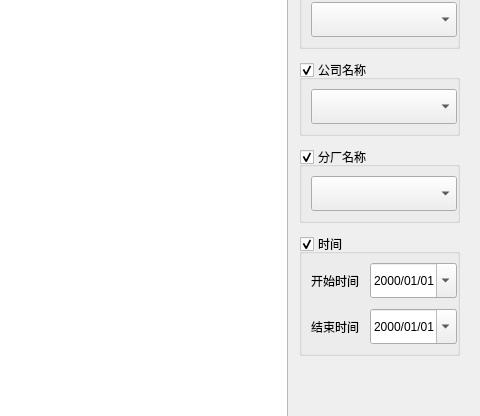
This is Qt/ERP/formfinance.ui in superp2017/NTERP as Qt 5 draws it before an edit; both pictures show x 547 to 1027 and y 140 to 556 of the 1027 by 842 pixel window. The edited form follows.
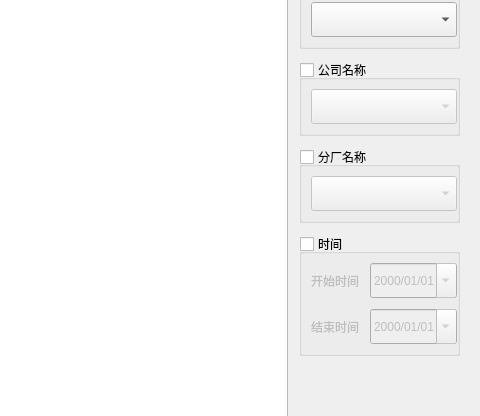
This is the edited form. Custom widgets are drawn as their Qt base class.

```diff
--- a/Qt/ERP/formfinance.ui
+++ b/Qt/ERP/formfinance.ui
@@ -296,6 +296,9 @@
        <property name="checkable">
         <bool>true</bool>
        </property>
+       <property name="checked">
+        <bool>false</bool>
+       </property>
        <layout class="QGridLayout" name="gridLayout_2" columnstretch="1">
         <property name="rightMargin">
          <number>0</number>
@@ -333,6 +336,9 @@
        <property name="checkable">
         <bool>true</bool>
        </property>
+       <property name="checked">
+        <bool>false</bool>
+       </property>
        <layout class="QGridLayout" name="gridLayout_3" columnstretch="1">
         <property name="rightMargin">
          <number>0</number>
@@ -370,6 +376,9 @@
        <property name="checkable">
         <bool>true</bool>
        </property>
+       <property name="checked">
+        <bool>false</bool>
+       </property>
        <layout class="QGridLayout" name="gridLayout" columnstretch="1,3">
         <property name="rightMargin">
          <number>0</number>
```
